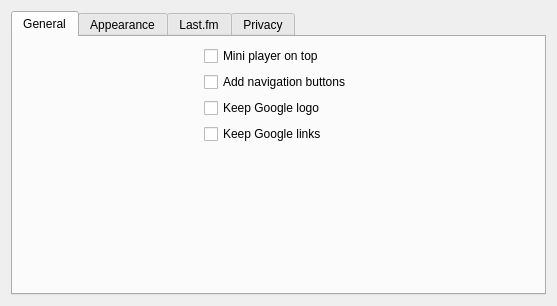
First picture: the form in src/settings.ui, repository Gearlux/GDeskTunes, before the edit.
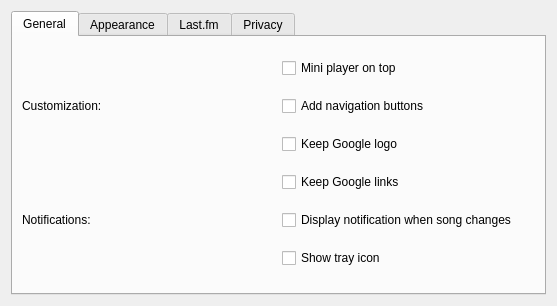
Second picture: the form after the edit. Icons and pictures are not drawn.

```diff
--- a/src/settings.ui
+++ b/src/settings.ui
@@ -19,8 +19,8 @@
   <property name="sizeGripEnabled">
    <bool>false</bool>
   </property>
-  <layout class="QVBoxLayout" name="verticalLayout">
-   <item>
+  <layout class="QGridLayout" name="gridLayout_2">
+   <item row="0" column="0">
     <widget class="QTabWidget" name="tabWidget">
      <property name="contextMenuPolicy">
       <enum>Qt::NoContextMenu</enum>
@@ -57,14 +57,15 @@
       <attribute name="title">
        <string>General</string>
       </attribute>
-      <layout class="QFormLayout" name="formLayout">
-       <property name="labelAlignment">
-        <set>Qt::AlignLeading|Qt::AlignLeft|Qt::AlignVCenter</set>
-       </property>
-       <property name="formAlignment">
-        <set>Qt::AlignHCenter|Qt::AlignTop</set>
-       </property>
-       <item row="0" column="0">
+      <layout class="QGridLayout" name="gridLayout_3">
+       <item row="1" column="0">
+        <widget class="QLabel" name="label_2">
+         <property name="text">
+          <string>Customization:</string>
+         </property>
+        </widget>
+       </item>
+       <item row="0" column="1">
         <widget class="QCheckBox" name="mini_on_top">
          <property name="layoutDirection">
           <enum>Qt::LeftToRight</enum>
@@ -74,27 +75,48 @@
          </property>
         </widget>
        </item>
-       <item row="2" column="0">
-        <widget class="QCheckBox" name="logo">
+       <item row="4" column="1">
+        <widget class="QCheckBox" name="notifications">
          <property name="text">
-          <string>Keep Google logo</string>
+          <string>Display notification when song changes</string>
          </property>
         </widget>
        </item>
-       <item row="1" column="0">
+       <item row="1" column="1">
         <widget class="QCheckBox" name="navigation_buttons">
          <property name="text">
           <string>Add navigation buttons</string>
          </property>
         </widget>
        </item>
-       <item row="3" column="0">
+       <item row="3" column="1">
         <widget class="QCheckBox" name="links">
          <property name="text">
           <string>Keep Google links</string>
          </property>
         </widget>
        </item>
+       <item row="5" column="1">
+        <widget class="QCheckBox" name="tray_icon">
+         <property name="text">
+          <string>Show tray icon</string>
+         </property>
+        </widget>
+       </item>
+       <item row="2" column="1">
+        <widget class="QCheckBox" name="logo">
+         <property name="text">
+          <string>Keep Google logo</string>
+         </property>
+        </widget>
+       </item>
+       <item row="4" column="0">
+        <widget class="QLabel" name="notifications_label">
+         <property name="text">
+          <string>Notifications:</string>
+         </property>
+        </widget>
+       </item>
       </layout>
      </widget>
      <widget class="QWidget" name="appearance_tab">
```
Left out of the diff: 100 changed lines with no effect on the pictures.
